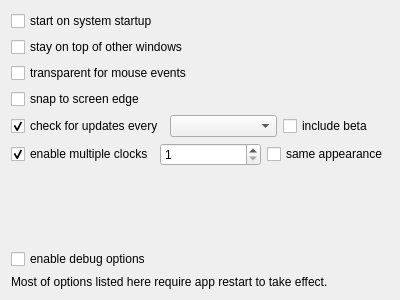
Kolcha/DigitalClockNext, file src/app/settings/app_global_settings.ui: the form before one commit.
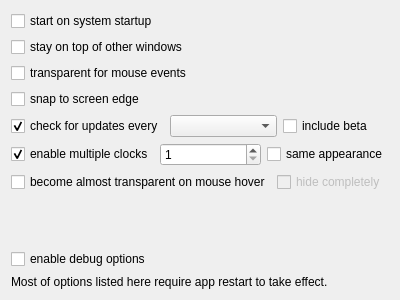
The form after the commit.

Commit message:
implemented opacity change on mouse hover
closes #3

```diff
--- a/src/app/settings/app_global_settings.ui
+++ b/src/app/settings/app_global_settings.ui
@@ -101,6 +101,27 @@
      </item>
     </layout>
    </item>
+   <item>
+    <layout class="QHBoxLayout" name="transparent_on_hover_layout">
+     <item>
+      <widget class="QCheckBox" name="transparent_on_hover">
+       <property name="text">
+        <string>become almost transparent on mouse hover</string>
+       </property>
+      </widget>
+     </item>
+     <item>
+      <widget class="QCheckBox" name="hide_on_mouse_hover">
+       <property name="enabled">
+        <bool>false</bool>
+       </property>
+       <property name="text">
+        <string>hide completely</string>
+       </property>
+      </widget>
+     </item>
+    </layout>
+   </item>
    <item>
     <spacer name="verticalSpacer">
      <property name="orientation">
```
Left out of the diff: 39 changed lines with no effect on the pictures. The commit also changes 14 other files.
